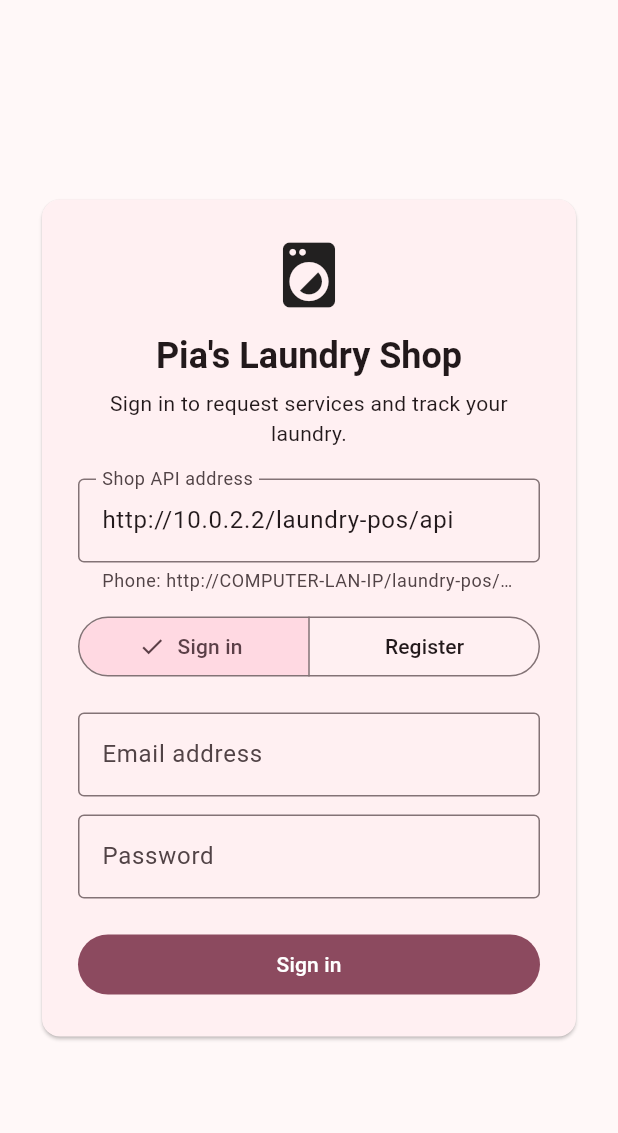
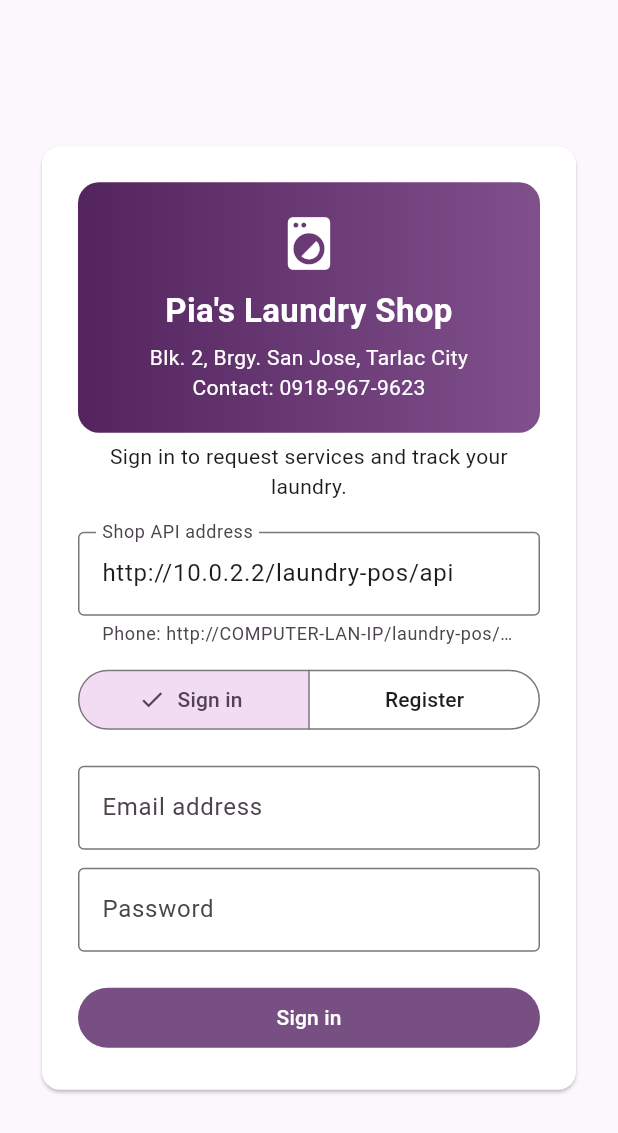
Before and after one commit to genanncarpio-source/pias-laundry-shop, a Flutter app: the screen it shows after launch, on a phone screen of 412 x 824 dp. Shown: the top 1133 px of the screen. Run offline on Flutter 3.47's test engine with Material 3 defaults, Android fonts, the light colour scheme and no system bars; our stand-ins replace flutter_secure_storage.

Commit message:
Match login theme to service request screen

```diff
--- a/mobile_app/lib/main.dart
+++ b/mobile_app/lib/main.dart
@@ -18,7 +18,8 @@ class LaundryCustomerApp extends StatelessWidget {
         title: "Pia's Laundry Shop",
         debugShowCheckedModeBanner: false,
         theme: ThemeData(
-          colorScheme: ColorScheme.fromSeed(seedColor: const Color(0xffcf2c73)),
+          colorScheme: ColorScheme.fromSeed(seedColor: const Color(0xff704080)),
+          scaffoldBackgroundColor: const Color(0xfffbf7fc),
           useMaterial3: true,
           inputDecorationTheme: const InputDecorationTheme(
             border: OutlineInputBorder(),
@@ -192,14 +193,27 @@ class _AuthScreenState extends State<AuthScreen> {
               child: ConstrainedBox(
                 constraints: const BoxConstraints(maxWidth: 440),
                 child: Card(
+                  color: Colors.white,
                   child: Padding(
                     padding: const EdgeInsets.all(24),
                     child: Form(
                       key: _formKey,
                       child: Column(crossAxisAlignment: CrossAxisAlignment.stretch, children: [
-                        const Icon(Icons.local_laundry_service, size: 52),
-                        const SizedBox(height: 12),
-                        Text("Pia's Laundry Shop", textAlign: TextAlign.center, style: Theme.of(context).textTheme.headlineSmall?.copyWith(fontWeight: FontWeight.bold)),
+                        Container(
+                          padding: const EdgeInsets.symmetric(horizontal: 16, vertical: 20),
+                          decoration: BoxDecoration(
+                            borderRadius: BorderRadius.circular(14),
+                            gradient: const LinearGradient(colors: [Color(0xff54245f), Color(0xff80508c)]),
+                          ),
+                          child: const Column(children: [
+                            Icon(Icons.local_laundry_service, size: 42, color: Colors.white),
+                            SizedBox(height: 8),
+                            Text("Pia's Laundry Shop", textAlign: TextAlign.center, style: TextStyle(color: Colors.white, fontSize: 22, fontWeight: FontWeight.bold)),
+                            SizedBox(height: 6),
+                            Text('Blk. 2, Brgy. San Jose, Tarlac City', textAlign: TextAlign.center, style: TextStyle(color: Colors.white)),
+                            Text('Contact: 0918-967-9623', textAlign: TextAlign.center, style: TextStyle(color: Colors.white)),
+                          ]),
+                        ),
                         const SizedBox(height: 6),
                         Text(_registering ? 'Create a customer account to request services.' : 'Sign in to request services and track your laundry.', textAlign: TextAlign.center),
                         const SizedBox(height: 20),
--- a/mobile_app/native/lib/main.dart
+++ b/mobile_app/native/lib/main.dart
@@ -18,7 +18,8 @@ class LaundryCustomerApp extends StatelessWidget {
         title: "Pia's Laundry Shop",
         debugShowCheckedModeBanner: false,
         theme: ThemeData(
-          colorScheme: ColorScheme.fromSeed(seedColor: const Color(0xffcf2c73)),
+          colorScheme: ColorScheme.fromSeed(seedColor: const Color(0xff704080)),
+          scaffoldBackgroundColor: const Color(0xfffbf7fc),
           useMaterial3: true,
           inputDecorationTheme: const InputDecorationTheme(
             border: OutlineInputBorder(),
@@ -192,14 +193,27 @@ class _AuthScreenState extends State<AuthScreen> {
               child: ConstrainedBox(
                 constraints: const BoxConstraints(maxWidth: 440),
                 child: Card(
+                  color: Colors.white,
                   child: Padding(
                     padding: const EdgeInsets.all(24),
                     child: Form(
                       key: _formKey,
                       child: Column(crossAxisAlignment: CrossAxisAlignment.stretch, children: [
-                        const Icon(Icons.local_laundry_service, size: 52),
-                        const SizedBox(height: 12),
-                        Text("Pia's Laundry Shop", textAlign: TextAlign.center, style: Theme.of(context).textTheme.headlineSmall?.copyWith(fontWeight: FontWeight.bold)),
+                        Container(
+                          padding: const EdgeInsets.symmetric(horizontal: 16, vertical: 20),
+                          decoration: BoxDecoration(
+                            borderRadius: BorderRadius.circular(14),
+                            gradient: const LinearGradient(colors: [Color(0xff54245f), Color(0xff80508c)]),
+                          ),
+                          child: const Column(children: [
+                            Icon(Icons.local_laundry_service, size: 42, color: Colors.white),
+                            SizedBox(height: 8),
+                            Text("Pia's Laundry Shop", textAlign: TextAlign.center, style: TextStyle(color: Colors.white, fontSize: 22, fontWeight: FontWeight.bold)),
+                            SizedBox(height: 6),
+                            Text('Blk. 2, Brgy. San Jose, Tarlac City', textAlign: TextAlign.center, style: TextStyle(color: Colors.white)),
+                            Text('Contact: 0918-967-9623', textAlign: TextAlign.center, style: TextStyle(color: Colors.white)),
+                          ]),
+                        ),
                         const SizedBox(height: 6),
                         Text(_registering ? 'Create a customer account to request services.' : 'Sign in to request services and track your laundry.', textAlign: TextAlign.center),
                         const SizedBox(height: 20),
```
